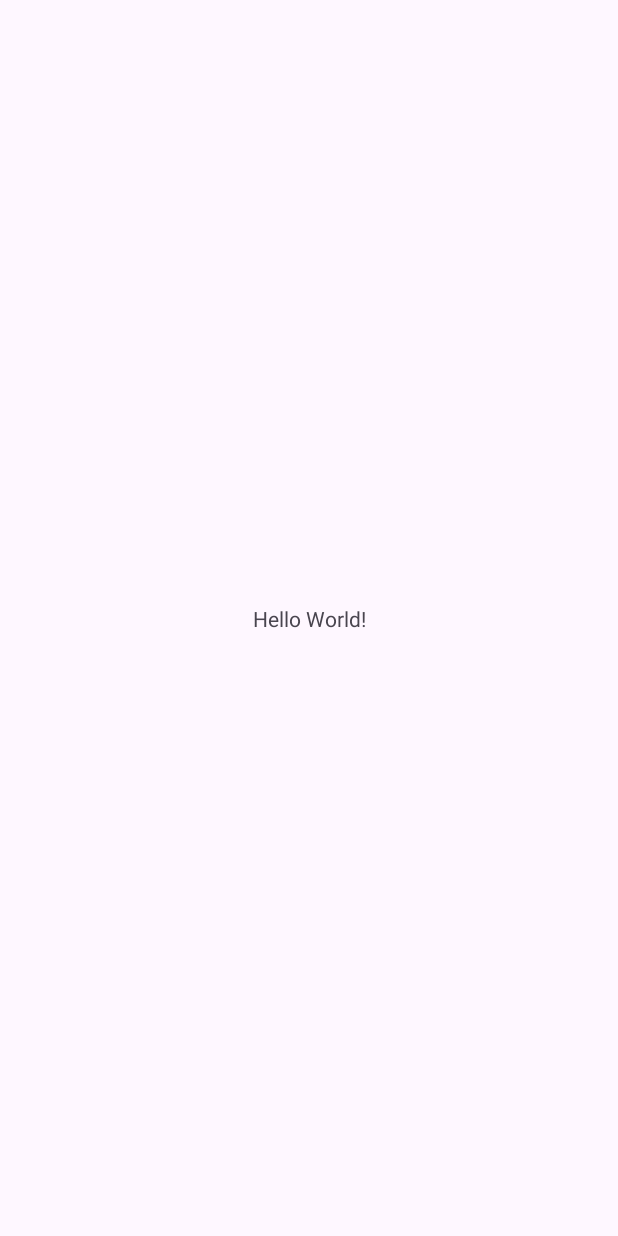
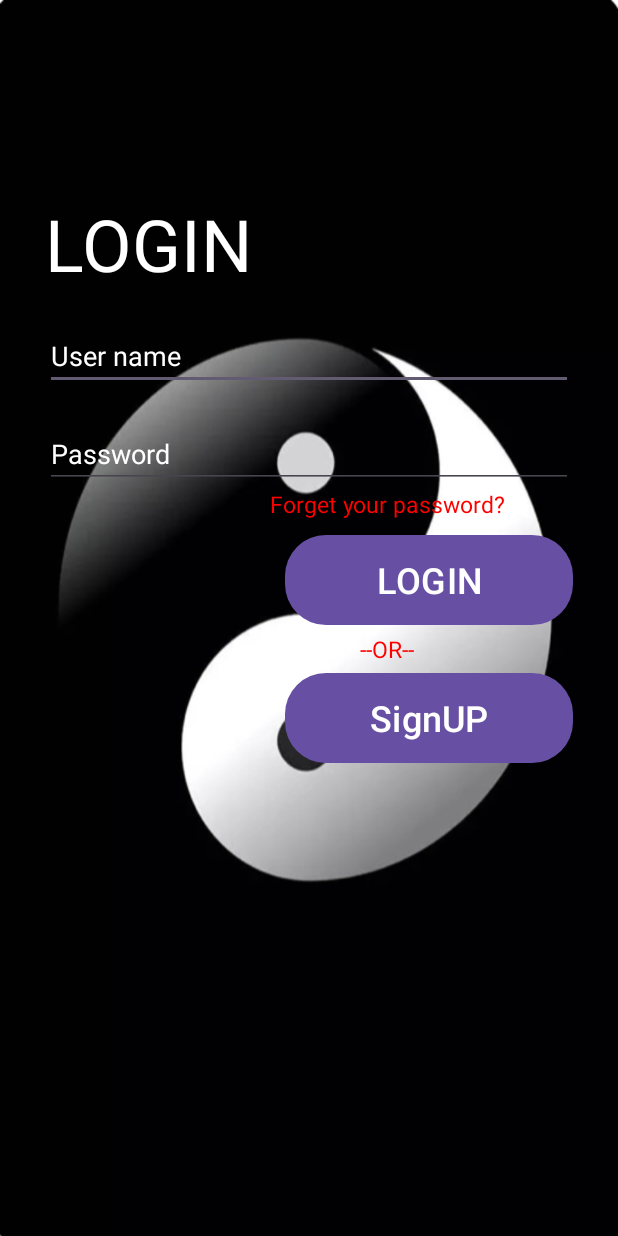
Before and after one commit to Amadou08/Application, an Android app: the screen it shows after launch (MainActivity), on a phone screen of 412 x 824 dp. Before the commit the screen is almost empty. Run offline under Robolectric (Android 15) with nearby library versions, the phone set to English and light mode, and no system bars.

Commit message:
AppliNOVIGRAD DONE

```diff
--- a/app/src/main/AndroidManifest.xml
+++ b/app/src/main/AndroidManifest.xml
@@ -13,6 +13,9 @@
         android:theme="@style/Theme.NOVIGRAD2505"
         tools:targetApi="31">
         <activity
+            android:name=".signup"
+            android:exported="false" />
+        <activity
             android:name=".MainActivity"
             android:exported="true">
             <intent-filter>
--- a/app/src/main/java/com/example/novigrad2505/MainActivity.java
+++ b/app/src/main/java/com/example/novigrad2505/MainActivity.java
@@ -2,13 +2,58 @@ package com.example.novigrad2505;
 
 import androidx.appcompat.app.AppCompatActivity;
 
+import android.content.Context;
+import android.content.Intent;
+import android.content.SharedPreferences;
 import android.os.Bundle;
+import android.view.View;
+import android.widget.Button;
+import android.widget.EditText;
+import android.widget.Toast;
+
+import kotlinx.coroutines.MainCoroutineDispatcher;
 
 public class MainActivity extends AppCompatActivity {
+    private EditText edUsername;
+    private EditText edPassword;
+    private Button btnLogin;
+    private Button btnSignUp;
+    private final String CREDENTIAL_SHARED_PREF ="our_shared_pref";
 
     @Override
     protected void onCreate(Bundle savedInstanceState) {
         super.onCreate(savedInstanceState);
         setContentView(R.layout.activity_main);
+        edUsername = findViewById(R.id.ed_username);
+        edPassword = findViewById(R.id.ed_password);
+        btnLogin = findViewById(R.id.btn_login);
+        btnSignUp = findViewById(R.id.btn_signup);
+        btnSignUp.setOnClickListener(new View.OnClickListener() {
+            @Override
+            public void onClick(View view) {
+                Intent intent = new Intent(MainActivity.this, signup.class );
+                startActivity(intent);
+            }
+        });
+        btnLogin.setOnClickListener(new View.OnClickListener() {
+            @Override
+            public void onClick(View v) {
+                SharedPreferences credentials = getSharedPreferences(CREDENTIAL_SHARED_PREF, Context.MODE_PRIVATE);
+                String strUsername = credentials.getString("Username",null);
+                String strPassword = credentials.getString("Password",null);
+                String username_from_ed= edUsername.getText().toString();
+                String password_from_ed= edPassword.getText().toString();
+
+                if (strUsername != null && username_from_ed != null && strUsername.equalsIgnoreCase(username_from_ed)){
+                    if (strPassword != null && password_from_ed != null && strPassword.equalsIgnoreCase(password_from_ed)){
+                        Toast.makeText(MainActivity.this, "Login Successful", Toast.LENGTH_SHORT).show();
+                    } else{
+                        Toast.makeText(MainActivity.this, "Login Failed", Toast.LENGTH_SHORT).show();
+                    }
+                }else{
+                    Toast.makeText(MainActivity.this, "Login Failed", Toast.LENGTH_SHORT).show();
+                }
+            }
+        });
     }
 }
--- /dev/null
+++ b/app/src/main/res/drawable/button.xml
@@ -0,0 +1,15 @@
+<?xml version="1.0" encoding="utf-8"?>
+<shape xmlns:android="http://schemas.android.com/apk/res/android" android:shape="rectangle">
+    <corners
+        android:radius="27dp"/>
+    <gradient
+        android:angle="45"
+        android:centerX="354"
+        android:startColor="@color/white"
+        android:endColor="#606060"
+        android:type="linear"/>
+    <size
+        android:width="182dp"
+        android:height="54dp"/>
+
+</shape>
--- a/app/src/main/res/layout/activity_main.xml
+++ b/app/src/main/res/layout/activity_main.xml
@@ -1,18 +1,86 @@
 <?xml version="1.0" encoding="utf-8"?>
-<androidx.constraintlayout.widget.ConstraintLayout xmlns:android="http://schemas.android.com/apk/res/android"
+<LinearLayout xmlns:android="http://schemas.android.com/apk/res/android"
     xmlns:app="http://schemas.android.com/apk/res-auto"
     xmlns:tools="http://schemas.android.com/tools"
     android:layout_width="match_parent"
     android:layout_height="match_parent"
+    android:padding="30dp"
+    android:orientation="vertical"
+    android:background="@drawable/login"
     tools:context=".MainActivity">
 
+
     <TextView
-        android:layout_width="wrap_content"
+        android:id="@+id/textView"
+        android:layout_width="match_parent"
         android:layout_height="wrap_content"
-        android:text="Hello World!"
-        app:layout_constraintBottom_toBottomOf="parent"
-        app:layout_constraintEnd_toEndOf="parent"
-        app:layout_constraintStart_toStartOf="parent"
-        app:layout_constraintTop_toTopOf="parent" />
+        android:text="LOGIN"
+        android:textSize="48dp"
+        android:textColor="@color/white"
+        android:layout_marginTop="100dp"/>
+    <EditText
+        android:id="@+id/ed_username"
+        android:layout_width="match_parent"
+        android:layout_height="wrap_content"
+        android:hint="User name"
+        android:textColorHint="@color/white"
+        android:textColor="@color/white"
+        android:layout_marginTop="20dp"/>
+    <EditText
+        android:id="@+id/ed_password"
+        android:layout_width="match_parent"
+        android:layout_height="wrap_content"
+        android:hint="Password"
+        android:textColorHint="@color/white"
+        android:textColor="@color/white"
+        android:inputType="textPassword"
+        android:layout_marginTop="20dp" />
 
-</androidx.constraintlayout.widget.ConstraintLayout>
+    <TextView
+        android:id="@+id/textView2"
+        android:layout_width="match_parent"
+        android:layout_height="wrap_content"
+        android:text="Forget your password?"
+        android:textColor="#FF0000"
+        android:layout_marginLeft="150dp"
+        android:layout_marginTop="0dp"
+        android:textSize="15dp"/>
+
+    <Button
+        android:id="@+id/btn_login"
+        android:layout_width="match_parent"
+        android:layout_height="60dp"
+        android:layout_marginLeft="160dp"
+        android:layout_marginTop="10dp"
+        android:background="@drawable/button"
+        android:text="LOGIN"
+        android:textColor="@color/white"
+        android:textSize="24dp" />
+
+    <TextView
+        android:id="@+id/textView3"
+        android:layout_width="242dp"
+        android:layout_height="wrap_content"
+        android:layout_marginLeft="210dp"
+        android:layout_marginTop="5dp"
+        android:text="--OR--"
+        android:textColor="#FF0000"
+        android:textSize="15dp"/>
+
+    <Button
+        android:id="@+id/btn_signup"
+        android:layout_width="match_parent"
+        android:layout_height="60dp"
+        android:layout_marginLeft="160dp"
+        android:layout_marginTop="5dp"
+        android:text="SignUP"
+        android:background="@drawable/button"
+        android:textColor="@color/white"
+        android:textSize="24dp"/>
+
+
+
+
+
+
+</LinearLayout>
```
Also changed, not shown: app/src/main/java/com/example/novigrad2505/signup.java (added, +47 -0 lines), app/src/main/res/layout/activity_signup.xml (added, +86 -0 lines), app/src/main/res/drawable-v24/login.png (added).
